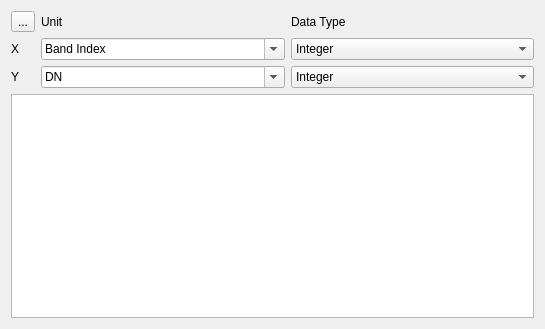
This is enmapbox/gui/speclib/spectralprofileeditorwidget.ui in jakimowb/enmapbox_testmigration2 as Qt 5 draws it before an edit. The edited form follows.
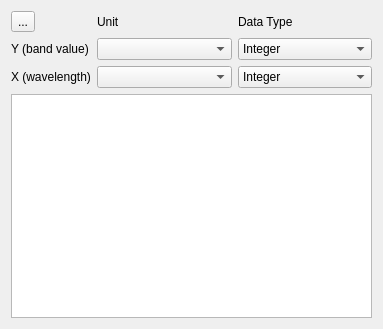
This is the edited form. Icons and pictures are not drawn.

Commit message: enmapbox.gui.speclib refactoring, fixed editor widgets

Patch:
```diff
--- a/enmapbox/gui/speclib/spectralprofileeditorwidget.ui
+++ b/enmapbox/gui/speclib/spectralprofileeditorwidget.ui
@@ -6,110 +6,15 @@
    <rect>
     <x>0</x>
     <y>0</y>
-    <width>545</width>
+    <width>383</width>
     <height>329</height>
    </rect>
   </property>
   <property name="windowTitle">
    <string>Form</string>
   </property>
-  <layout class="QGridLayout" name="gridLayout_2" columnstretch="0,1,1">
-   <item row="1" column="1">
-    <widget class="QComboBox" name="cbXUnit">
-     <property name="editable">
-      <bool>true</bool>
-     </property>
-     <item>
-      <property name="text">
-       <string>Band Index</string>
-      </property>
-     </item>
-     <item>
-      <property name="text">
-       <string>Micrometers</string>
-      </property>
-     </item>
-     <item>
-      <property name="text">
-       <string>Nanometers</string>
-      </property>
-     </item>
-    </widget>
-   </item>
-   <item row="0" column="1">
-    <widget class="QLabel" name="label_3">
-     <property name="text">
-      <string>Unit</string>
-     </property>
-    </widget>
-   </item>
-   <item row="0" column="2">
-    <widget class="QLabel" name="label_4">
-     <property name="text">
-      <string>Data Type</string>
-     </property>
-    </widget>
-   </item>
-   <item row="2" column="2">
-    <widget class="QComboBox" name="cbYUnitDataType">
-     <item>
-      <property name="text">
-       <string>Integer</string>
-      </property>
-     </item>
-     <item>
-      <property name="text">
-       <string>Float</string>
-      </property>
-     </item>
-    </widget>
-   </item>
-   <item row="2" column="1">
-    <widget class="QComboBox" name="cbYUnit">
-     <property name="editable">
-      <bool>true</bool>
-     </property>
-     <item>
-      <property name="text">
-       <string>DN</string>
-      </property>
-     </item>
-     <item>
-      <property name="text">
-       <string>Reflectance</string>
-      </property>
-     </item>
-    </widget>
-   </item>
-   <item row="1" column="0">
-    <widget class="QLabel" name="label">
-     <property name="text">
-      <string>X</string>
-     </property>
-    </widget>
-   </item>
-   <item row="1" column="2">
-    <widget class="QComboBox" name="cbXUnitDataType">
-     <item>
-      <property name="text">
-       <string>Integer</string>
-      </property>
-     </item>
-     <item>
-      <property name="text">
-       <string>Float</string>
-      </property>
-     </item>
-    </widget>
-   </item>
-   <item row="2" column="0">
-    <widget class="QLabel" name="label_2">
-     <property name="text">
-      <string>Y</string>
-     </property>
-    </widget>
-   </item>
-   <item row="4" column="0" colspan="3">
+  <layout class="QGridLayout" name="gridLayout_2" columnstretch="0,0,0">
+   <item row="5" column="0" colspan="3">
     <widget class="QTableView" name="tableView">
      <property name="sizePolicy">
       <sizepolicy hsizetype="Expanding" vsizetype="Expanding">
@@ -125,6 +30,20 @@
      </property>
     </widget>
    </item>
+   <item row="2" column="1">
+    <widget class="QComboBox" name="cbYUnit">
+     <property name="editable">
+      <bool>false</bool>
+     </property>
+    </widget>
+   </item>
+   <item row="2" column="0">
+    <widget class="QLabel" name="label_2">
+     <property name="text">
+      <string>Y (band value)</string>
+     </property>
+    </widget>
+   </item>
    <item row="0" column="0">
     <widget class="QToolButton" name="btnReset">
      <property name="text">
@@ -132,6 +51,62 @@
      </property>
     </widget>
    </item>
+   <item row="2" column="2">
+    <widget class="QComboBox" name="cbYUnitDataType">
+     <item>
+      <property name="text">
+       <string>Integer</string>
+      </property>
+     </item>
+     <item>
+      <property name="text">
+       <string>Float</string>
+      </property>
+     </item>
+    </widget>
+   </item>
+   <item row="0" column="2">
+    <widget class="QLabel" name="label_4">
+     <property name="text">
+      <string>Data Type</string>
+     </property>
+    </widget>
+   </item>
+   <item row="0" column="1">
+    <widget class="QLabel" name="label_3">
+     <property name="text">
+      <string>Unit</string>
+     </property>
+    </widget>
+   </item>
+   <item row="3" column="0">
+    <widget class="QLabel" name="label">
+     <property name="text">
+      <string>X (wavelength)</string>
+     </property>
+    </widget>
+   </item>
+   <item row="3" column="2">
+    <widget class="QComboBox" name="cbXUnitDataType">
+     <item>
+      <property name="text">
+       <string>Integer</string>
+      </property>
+     </item>
+     <item>
+      <property name="text">
+       <string>Float</string>
+      </property>
+     </item>
+    </widget>
+   </item>
+   <item row="3" column="1">
+    <widget class="QComboBox" name="cbXUnit">
+     <property name="editable">
+      <bool>false</bool>
+     </property>
+    </widget>
+   </item>
   </layout>
   <action name="actionReset">
    <property name="icon">
```
The commit also changes 6 other files.
